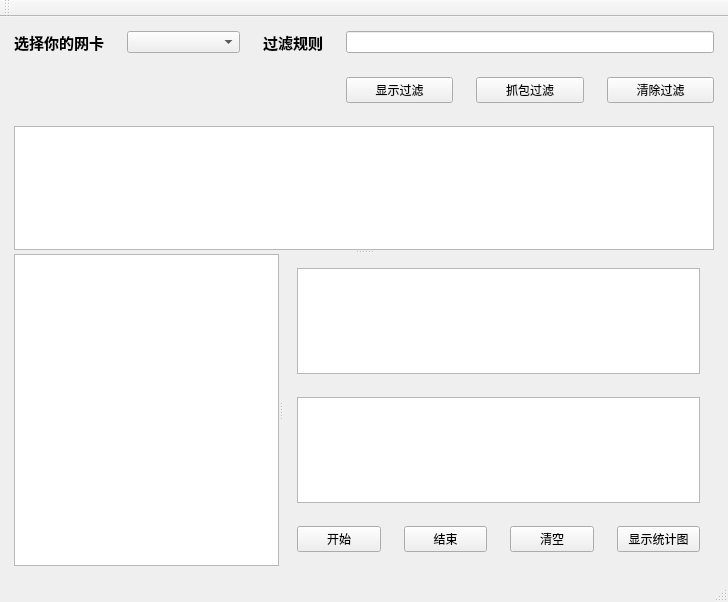
Qt form mainwindow.ui (fonqL/sniffer) before a commit.
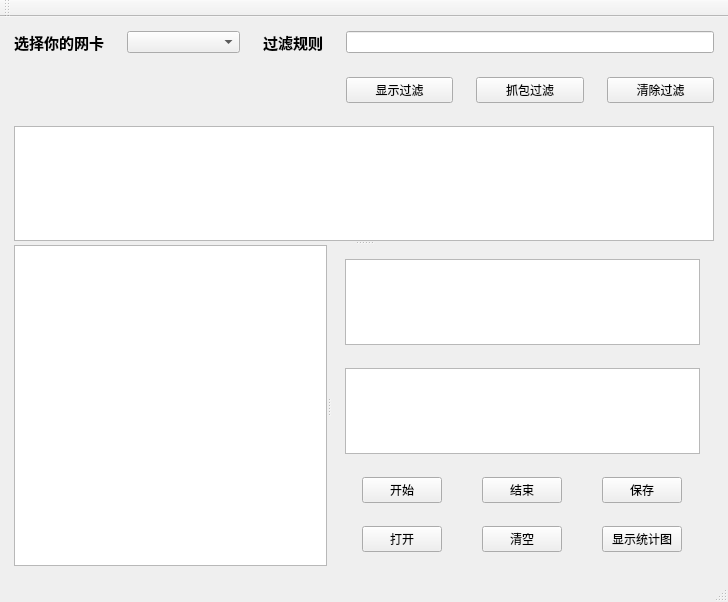
The same form after that commit.

The edit to the form file:
```diff
--- a/mainwindow.ui
+++ b/mainwindow.ui
@@ -129,29 +129,79 @@
          </item>
          <item>
           <layout class="QGridLayout" name="gridLayout">
-           <item row="0" column="0">
-            <widget class="QPushButton" name="pushButton_2">
-             <property name="text">
-              <string>开始</string>
-             </property>
-            </widget>
-           </item>
            <item row="0" column="1">
             <widget class="QPushButton" name="pushButton">
+             <property name="sizePolicy">
+              <sizepolicy hsizetype="Maximum" vsizetype="Fixed">
+               <horstretch>0</horstretch>
+               <verstretch>0</verstretch>
+              </sizepolicy>
+             </property>
              <property name="text">
               <string>结束</string>
              </property>
             </widget>
            </item>
            <item row="0" column="2">
+            <widget class="QPushButton" name="pushButton_8">
+             <property name="sizePolicy">
+              <sizepolicy hsizetype="Maximum" vsizetype="Fixed">
+               <horstretch>0</horstretch>
+               <verstretch>0</verstretch>
+              </sizepolicy>
+             </property>
+             <property name="text">
+              <string>保存</string>
+             </property>
+            </widget>
+           </item>
+           <item row="0" column="0">
+            <widget class="QPushButton" name="pushButton_2">
+             <property name="sizePolicy">
+              <sizepolicy hsizetype="Maximum" vsizetype="Fixed">
+               <horstretch>0</horstretch>
+               <verstretch>0</verstretch>
+              </sizepolicy>
+             </property>
+             <property name="text">
+              <string>开始</string>
+             </property>
+            </widget>
+           </item>
+           <item row="1" column="0">
+            <widget class="QPushButton" name="pushButton_9">
+             <property name="sizePolicy">
+              <sizepolicy hsizetype="Maximum" vsizetype="Fixed">
+               <horstretch>0</horstretch>
+               <verstretch>0</verstretch>
+              </sizepolicy>
+             </property>
+             <property name="text">
+              <string>打开</string>
+             </property>
+            </widget>
+           </item>
+           <item row="1" column="1">
             <widget class="QPushButton" name="pushButton_5">
+             <property name="sizePolicy">
+              <sizepolicy hsizetype="Maximum" vsizetype="Fixed">
+               <horstretch>0</horstretch>
+               <verstretch>0</verstretch>
+              </sizepolicy>
+             </property>
              <property name="text">
               <string>清空</string>
              </property>
             </widget>
            </item>
-           <item row="0" column="3">
+           <item row="1" column="2">
             <widget class="QPushButton" name="pushButton_6">
+             <property name="sizePolicy">
+              <sizepolicy hsizetype="Maximum" vsizetype="Fixed">
+               <horstretch>0</horstretch>
+               <verstretch>0</verstretch>
+              </sizepolicy>
+             </property>
              <property name="text">
               <string>显示统计图</string>
              </property>
```
